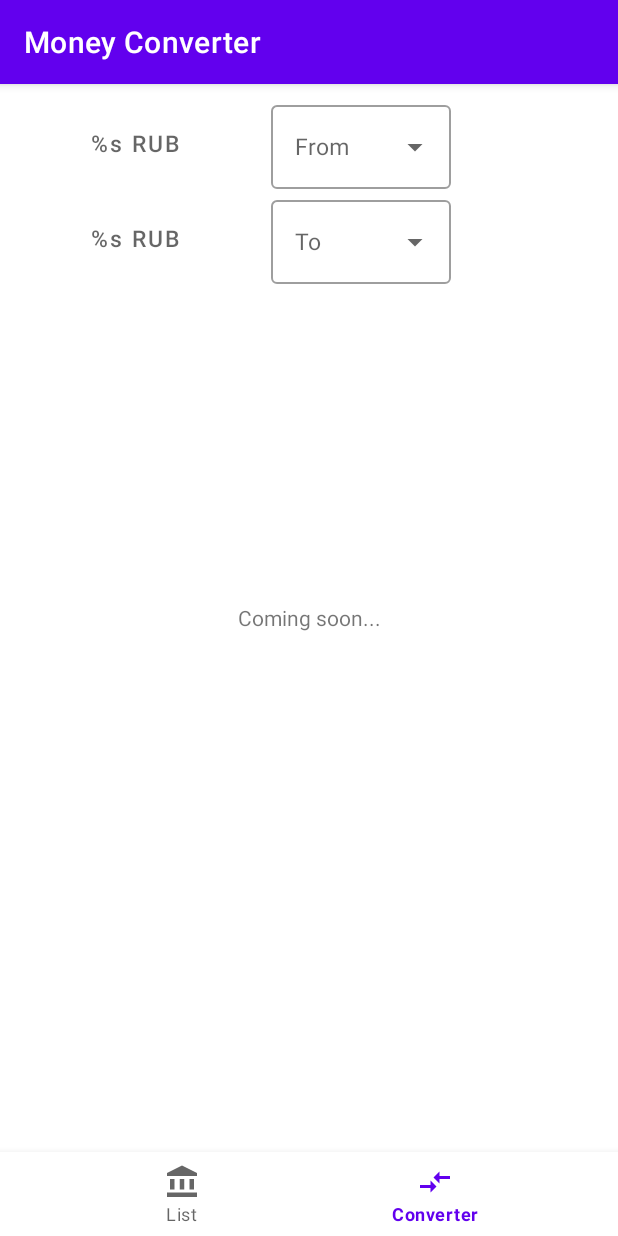
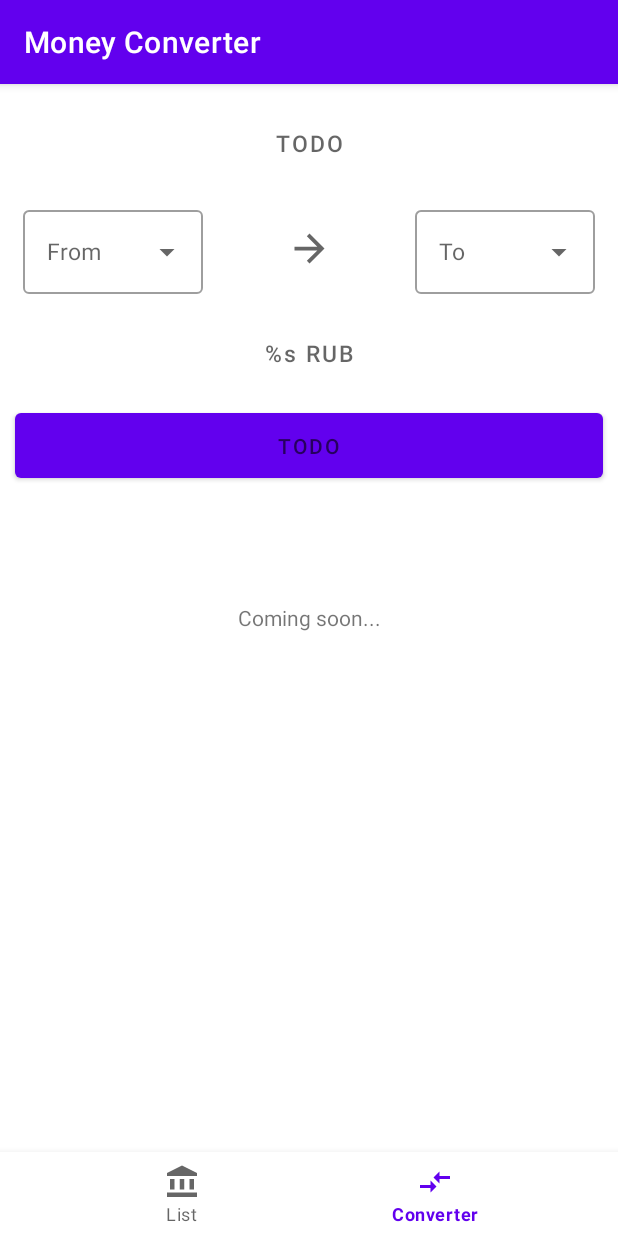
Before and after one commit to CrazyApple888/MoneyConverter, an Android app: the ConverterFragment screen opened through its navigation route, on a phone screen of 412 x 824 dp. Run offline under Robolectric (Android 15) with nearby library versions, the phone set to English and light mode, and no system bars; our stand-ins replace Volley, navigation-ui; network calls fail.

Commit message:
Saving new converter's UI

```diff
--- a/app/src/main/java/ru/isachenko/moneyconverter/ConverterFragment.kt
+++ b/app/src/main/java/ru/isachenko/moneyconverter/ConverterFragment.kt
@@ -3,7 +3,6 @@ package ru.isachenko.moneyconverter
 import android.os.Bundle
 import android.view.*
 import android.widget.ArrayAdapter
-import android.widget.AutoCompleteTextView
 import androidx.fragment.app.Fragment
 import ru.isachenko.moneyconverter.databinding.FragmentConverterBinding
 
@@ -26,6 +25,7 @@ class ConverterFragment : Fragment() {
     override fun onViewCreated(view: View, savedInstanceState: Bundle?) {
         val items = "TODO".toCharArray().asList()
         val adapter = ArrayAdapter(requireContext(), R.layout.dropdown_converter_item, items)
-        binding.autoCompleteTextView.setAdapter(adapter)
+        binding.dropdownConvertFrom.setAdapter(adapter)
+        binding.dropdownConvertTo.setAdapter(adapter)
     }
 }
--- /dev/null
+++ b/app/src/main/res/drawable/ic_arrow_to.xml
@@ -0,0 +1,11 @@
+<vector xmlns:android="http://schemas.android.com/apk/res/android"
+    android:width="24dp"
+    android:height="24dp"
+    android:viewportWidth="24"
+    android:viewportHeight="24"
+    android:tint="?attr/colorControlNormal"
+    android:autoMirrored="true">
+  <path
+      android:fillColor="@android:color/white"
+      android:pathData="M12,4l-1.41,1.41L16.17,11H4v2h12.17l-5.58,5.59L12,20l8,-8z"/>
+</vector>
--- a/app/src/main/res/layout/fragment_converter.xml
+++ b/app/src/main/res/layout/fragment_converter.xml
@@ -9,10 +9,10 @@
     <com.google.android.material.textfield.TextInputEditText
         android:id="@+id/convert_from"
         style="@style/Widget.MaterialComponents.Button.OutlinedButton"
-        android:layout_width="150dp"
+        android:layout_width="match_parent"
         android:layout_height="wrap_content"
         android:layout_margin="15dp"
-        android:hint="@string/currency_value_RUB"
+        android:hint="TODO"
         android:inputType="number"
         android:textSize="15sp"
         app:layout_constraintStart_toStartOf="parent"
@@ -24,12 +24,11 @@
         android:layout_width="120dp"
         android:layout_height="wrap_content"
         android:layout_margin="15dp"
-        app:layout_constraintBottom_toBottomOf="@+id/convert_from"
-        app:layout_constraintStart_toEndOf="@id/convert_from"
-        app:layout_constraintTop_toTopOf="@+id/convert_from">
+        app:layout_constraintStart_toStartOf="parent"
+        app:layout_constraintTop_toBottomOf="@+id/convert_from">
 
         <AutoCompleteTextView
-            android:id="@+id/dropdown_from"
+            android:id="@+id/dropdown_convert_from"
             android:layout_width="match_parent"
             android:layout_height="match_parent"
             android:layout_weight="1"
@@ -39,17 +38,18 @@
 
     </com.google.android.material.textfield.TextInputLayout>
 
-    <com.google.android.material.textfield.TextInputEditText
-        android:id="@+id/convert_to"
-        style="@style/Widget.MaterialComponents.Button.OutlinedButton"
-        android:layout_width="150dp"
-        android:layout_height="wrap_content"
-        android:layout_margin="15dp"
-        android:hint="@string/currency_value_RUB"
-        android:inputType="number"
-        android:textSize="15sp"
-        app:layout_constraintStart_toStartOf="parent"
-        app:layout_constraintTop_toBottomOf="@+id/convert_from" />
+    <ImageView
+        android:layout_width="30dp"
+        android:layout_height="30dp"
+        app:layout_constraintStart_toEndOf="@id/convert_value_from"
+        app:layout_constraintEnd_toStartOf="@id/convert_value_to"
+        app:layout_constraintTop_toBottomOf="@id/convert_from"
+        app:layout_constraintBottom_toTopOf="@id/convert_to"
+        android:src="@drawable/ic_arrow_to"
+        android:scaleType="fitCenter"
+        >
+
+    </ImageView>
 
     <com.google.android.material.textfield.TextInputLayout
         android:id="@+id/convert_value_to"
@@ -57,9 +57,8 @@
         android:layout_width="120dp"
         android:layout_height="wrap_content"
         android:layout_margin="15dp"
-        app:layout_constraintBottom_toBottomOf="@+id/convert_to"
-        app:layout_constraintStart_toEndOf="@id/convert_to"
-        app:layout_constraintTop_toTopOf="@+id/convert_to">
+        app:layout_constraintTop_toBottomOf="@+id/convert_from"
+        app:layout_constraintEnd_toEndOf="parent">
 
         <AutoCompleteTextView
             android:id="@+id/dropdown_convert_to"
@@ -72,6 +71,30 @@
 
     </com.google.android.material.textfield.TextInputLayout>
 
+    <com.google.android.material.textfield.TextInputEditText
+        android:id="@+id/convert_to"
+        style="@style/Widget.MaterialComponents.Button.OutlinedButton"
+        android:layout_width="match_parent"
+        android:layout_height="wrap_content"
+        android:layout_margin="15dp"
+        android:hint="@string/currency_value_RUB"
+        android:inputType="number"
+        android:textSize="15sp"
+        app:layout_constraintStart_toStartOf="parent"
+        app:layout_constraintTop_toBottomOf="@id/convert_value_from">
+
+    </com.google.android.material.textfield.TextInputEditText>
+
+    <com.google.android.material.button.MaterialButton
+        android:layout_width="match_parent"
+        android:layout_height="55dp"
+        app:layout_constraintStart_toStartOf="parent"
+        app:layout_constraintTop_toBottomOf="@id/convert_to"
+        android:layout_margin="10dp"
+        android:hint="TODO">
+
+    </com.google.android.material.button.MaterialButton>
+
     <TextView
         android:layout_width="match_parent"
         android:layout_height="match_parent"
```
